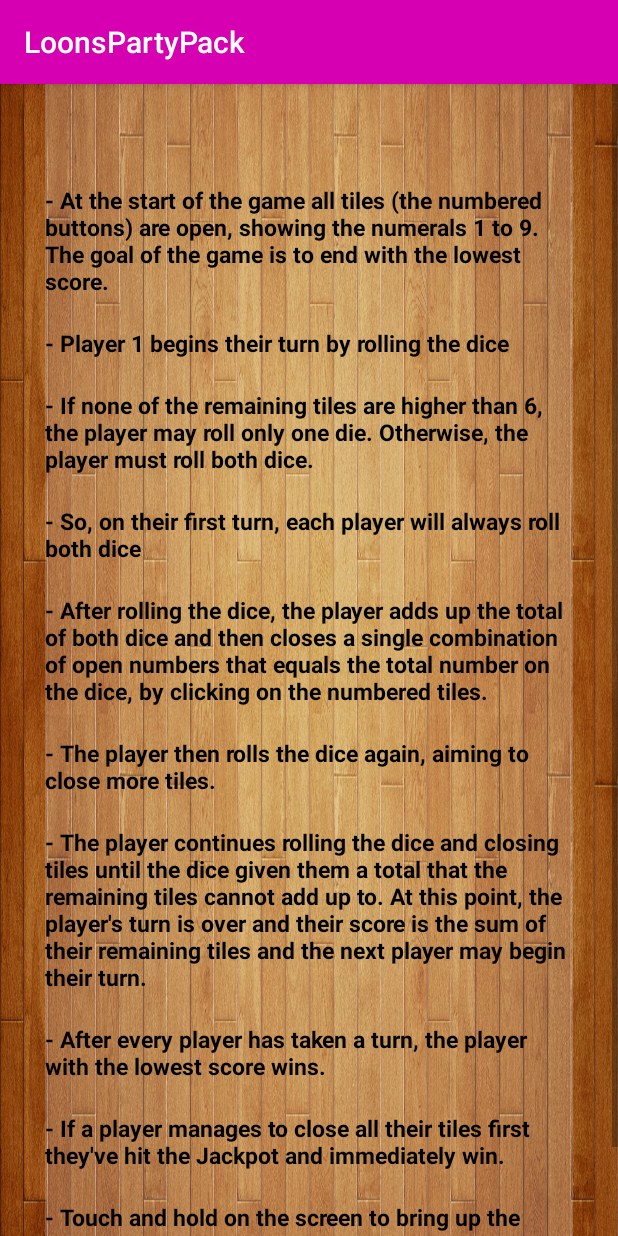
After one commit to YY0NII/LoonsPartyPack, an Android app: the Rules screen opened directly, with no data from a screen before it, on a phone screen of 412 x 824 dp. The commit adds this screen. Run offline under Robolectric (Android 15) with nearby library versions, the phone set to English and light mode, and no system bars.

Commit message:
the game's officially complete, I added an activity for the rules as well as a menu dialog.

```diff
--- a/app/build.gradle
+++ b/app/build.gradle
@@ -27,6 +27,8 @@ dependencies {
     implementation fileTree(dir: "libs", include: ["*.jar"])
     implementation 'androidx.appcompat:appcompat:1.2.0'
     implementation 'androidx.constraintlayout:constraintlayout:2.0.3'
+    implementation 'androidx.lifecycle:lifecycle-livedata-ktx:2.2.0'
+    implementation 'androidx.lifecycle:lifecycle-viewmodel-ktx:2.2.0'
     testImplementation 'junit:junit:4.12'
     androidTestImplementation 'androidx.test.ext:junit:1.1.2'
     androidTestImplementation 'androidx.test.espresso:espresso-core:3.3.0'
--- a/app/src/main/AndroidManifest.xml
+++ b/app/src/main/AndroidManifest.xml
@@ -10,7 +10,8 @@
         android:roundIcon="@mipmap/ic_launcher_round"
         android:supportsRtl="true"
         android:theme="@style/AppTheme">
-        <activity android:name=".Game3.EndGame"></activity>
+        <activity android:name=".Game2.Rules"></activity>
+        <activity android:name=".Game3.EndGame" />
         <activity android:name=".Game3.Game3Activity" />
         <activity android:name=".Game2.Game2Activity" />
         <activity
--- a/app/src/main/java/com/example/loonspartypack/Game2/Game2Activity.java
+++ b/app/src/main/java/com/example/loonspartypack/Game2/Game2Activity.java
@@ -11,6 +11,7 @@
 //******************************************************
 package com.example.loonspartypack.Game2;
 
+import androidx.appcompat.app.AlertDialog;
 import androidx.appcompat.app.AppCompatActivity;
 
 import android.content.Intent;
@@ -19,12 +20,12 @@ import android.view.View;
 import android.widget.Button;
 import android.widget.ImageView;
 import android.widget.TextView;
+import android.widget.Toast;
 
 import com.example.loonspartypack.Game1.TicTacToe;
 import com.example.loonspartypack.MainActivity;
 import com.example.loonspartypack.R;
 
-import java.net.InterfaceAddress;
 import java.util.ArrayList;
 import java.util.List;
 import java.util.Random;
@@ -63,6 +64,7 @@ public class Game2Activity extends AppCompatActivity {
     protected void onCreate(Bundle savedInstanceState) {
         super.onCreate(savedInstanceState);
         setContentView(R.layout.activity_game2);
+
         //assigning all the button objects for player 1's tiles
         player1_1Btn = findViewById(R.id.b_player1_1);
         player1_2Btn = findViewById(R.id.b_player1_2);
@@ -173,8 +175,7 @@ public class Game2Activity extends AppCompatActivity {
             public boolean onLongClick(View v) {
 
                 //code goes here
-
-
+                openMenuDialog();
                 return false;
             }
         });
@@ -481,6 +482,7 @@ public class Game2Activity extends AppCompatActivity {
 
         if(checkWin){
             statusView.setText("Player 1 wins!");
+            Toast.makeText(Game2Activity.this, "Player 1 Wins! Open the menu to quit or play again.", Toast.LENGTH_LONG).show();
         }
 
         }
@@ -500,12 +502,15 @@ public class Game2Activity extends AppCompatActivity {
             statusView.setText("" + player2Points);
             if(player1Points < player2Points){
                 statusView.setText("Player 1 wins!");
+                Toast.makeText(Game2Activity.this, "Player 1 Wins! Open the menu to quit or play again.", Toast.LENGTH_LONG).show();
             }
             else if(player2Points < player1Points){
                 statusView.setText("Player 2 wins!");
+                Toast.makeText(Game2Activity.this, "Player 2 Wins! Open the menu to quit or play again.", Toast.LENGTH_LONG).show();
             }
             else{
                 statusView.setText("Draw!");
+                Toast.makeText(Game2Activity.this, "Draw! Open the menu to quit or play again.", Toast.LENGTH_LONG).show();
             }
         }
 
@@ -520,6 +525,7 @@ public class Game2Activity extends AppCompatActivity {
 
         if (checkWin) {
             statusView.setText("Player 2 wins!");
+            Toast.makeText(Game2Activity.this, "Player 2 Wins! Open the menu to quit or play again.", Toast.LENGTH_LONG).show();
         }
 
     }
@@ -539,4 +545,10 @@ public class Game2Activity extends AppCompatActivity {
         finish();
     }
 
+
+    public void openMenuDialog(){
+        LongPressDialog menuDialog = new LongPressDialog();
+        menuDialog.show(getSupportFragmentManager(), "Menu");
     }
+
+    }
--- a/app/src/main/java/com/example/loonspartypack/Game2/JackpotRules.txt
+++ b/app/src/main/java/com/example/loonspartypack/Game2/JackpotRules.txt
@@ -1,7 +1,7 @@
 Game 2 is finished, coded a table top game called Jackpot
 
 Here are the Rules:
-At the start of the game all tiles (the numbered buttons) are "open" (cleared, up), showing the numerals 1 to 9.
+At the start of the game all tiles (the numbered buttons) are "open", showing the numerals 1 to 9.
 
 During the game, each player plays in turn. A player begins his or her turn by rolling the die or dice into the box.
 If the remaining tile(s) show 6 or lower, the player may roll only one die. Otherwise, the player must roll both dice.
--- /dev/null
+++ b/app/src/main/java/com/example/loonspartypack/Game2/LongPressDialog.java
@@ -0,0 +1,42 @@
+package com.example.loonspartypack.Game2;
+
+import android.app.AlertDialog;
+import android.app.Dialog;
+import android.content.DialogInterface;
+import android.content.Intent;
+import android.os.Bundle;
+import android.widget.Button;
+
+import androidx.appcompat.app.AppCompatDialogFragment;
+
+import com.example.loonspartypack.MainActivity;
+
+public class LongPressDialog extends AppCompatDialogFragment {
+
+    public Button menuPlayBtn, quitBtn, rulesBtn;
+
+
+
+    public Dialog onCreateDialog(Bundle savedInstanceState){
+        AlertDialog.Builder builder = new AlertDialog.Builder(getActivity());
+        builder.setTitle("Menu").setPositiveButton("Play", new DialogInterface.OnClickListener() {
+            @Override
+            public void onClick(DialogInterface dialog, int which) {
+                startActivity(new Intent(getContext(), Game2Activity.class));
+            }
+        });
+        builder.setNegativeButton("Quit", new DialogInterface.OnClickListener() {
+            @Override
+            public void onClick(DialogInterface dialog, int which) {
+                startActivity(new Intent(getContext(), MainActivity.class));
+            }
+        });
+        builder.setNeutralButton("Rules", new DialogInterface.OnClickListener() {
+            @Override
+            public void onClick(DialogInterface dialog, int which) {
+                startActivity(new Intent(getContext(), Rules.class));
+            }
+        });
+        return builder.create();
+    }
+}
--- /dev/null
+++ b/app/src/main/java/com/example/loonspartypack/Game2/Rules.java
@@ -0,0 +1,43 @@
+package com.example.loonspartypack.Game2;
+
+import androidx.appcompat.app.AppCompatActivity;
+
+import android.content.Intent;
+import android.os.Bundle;
+import android.view.View;
+import android.widget.Button;
+
+import com.example.loonspartypack.Game1.TicTacToe;
+import com.example.loonspartypack.MainActivity;
+import com.example.loonspartypack.R;
+
+public class Rules extends AppCompatActivity {
+
+    public Button playBtn, mainMenuBtn;
+
+    @Override
+    protected void onCreate(Bundle savedInstanceState) {
+        super.onCreate(savedInstanceState);
+        setContentView(R.layout.rules_activity);
+
+        playBtn = findViewById(R.id.playBtn);
+        mainMenuBtn = findViewById(R.id.mainMenuBtn);
+
+        playBtn.setOnClickListener(new View.OnClickListener() {
+            @Override
+            public void onClick(View view) {
+                startActivity(new Intent(Rules.this, Game2Activity.class));
+                finish();
+            }
+        });
+
+        mainMenuBtn.setOnClickListener(new View.OnClickListener() {
+            @Override
+            public void onClick(View view) {
+                startActivity(new Intent(Rules.this, MainActivity.class));
+                finish();
+            }
+        });
+
+    }
+}
--- a/app/src/main/java/com/example/loonspartypack/MainActivity.java
+++ b/app/src/main/java/com/example/loonspartypack/MainActivity.java
@@ -15,23 +15,32 @@ import androidx.appcompat.app.AppCompatActivity;
 
 import android.content.Intent;
 
+import android.content.res.Resources;
 import android.os.Bundle;
 import android.view.View;
 import android.widget.Button;
 
 import com.example.loonspartypack.Game1.TicTacToe;
 import com.example.loonspartypack.Game2.Game2Activity;
+import com.example.loonspartypack.Game2.Rules;
 import com.example.loonspartypack.Game3.Game3Activity;
 
 public class MainActivity extends AppCompatActivity {
 
 
     private Button game1, game2, game3, game4;
+    public static Resources resources;
+    public static MainActivity mInstance;
+
 
     @Override
     protected void onCreate(Bundle savedInstanceState) {
         super.onCreate(savedInstanceState);
         setContentView(R.layout.activity_main);
+
+        resources = getResources();
+        mInstance = this;
+
         game1 = findViewById(R.id.Game1);
         game2 = findViewById(R.id.Game2);
         game3 = findViewById(R.id.Game3);
@@ -48,7 +57,7 @@ public class MainActivity extends AppCompatActivity {
         game2.setOnClickListener(new View.OnClickListener() {
             @Override
             public void onClick(View view) {
-                startActivity(new Intent(MainActivity.this, Game2Activity.class));
+                startActivity(new Intent(MainActivity.this, Rules.class));
                 finish();
             }
         });
@@ -61,4 +70,12 @@ public class MainActivity extends AppCompatActivity {
             }
         });
     }
+
+    public static MainActivity getInstance() {
+        return mInstance;
+    }
+
+    public static Resources getRes() {
+        return resources;
+    }
 }
--- /dev/null
+++ b/app/src/main/res/layout/rules_activity.xml
@@ -0,0 +1,165 @@
+<?xml version="1.0" encoding="utf-8"?>
+<ScrollView xmlns:android="http://schemas.android.com/apk/res/android"
+    xmlns:app="http://schemas.android.com/apk/res-auto"
+    xmlns:tools="http://schemas.android.com/tools"
+    android:layout_width="match_parent"
+    android:layout_height="match_parent"
+    tools:context=".Game2.Rules"
+    android:background="@drawable/wood_bg">
+
+    <LinearLayout
+        android:layout_width="match_parent"
+        android:layout_height="match_parent"
+        android:layout_gravity="center"
+        android:orientation="vertical"
+        android:layout_marginLeft="30dp"
+        android:layout_marginRight="30dp"
+        android:paddingTop="110dp"
+        android:layout_marginTop="30dp"
+        android:layout_marginBottom="30dp"
+        android:background="#34FFFFFF">
+
+        <Space
+            android:layout_width="match_parent"
+            android:layout_height="20dp"/>
+
+    <TextView
+        android:layout_width="match_parent"
+        android:layout_height="wrap_content"
+        android:text="@string/jackpot_rule1"
+        android:textColor="#000000"
+        android:textStyle="bold"
+        android:textSize="15dp"/>
+
+        <Space
+            android:layout_width="match_parent"
+            android:layout_height="20dp"/>
+
+    <TextView
+        android:layout_width="match_parent"
+        android:layout_height="wrap_content"
+        android:text="@string/jackpot_rule2"
+        android:textColor="#000000"
+        android:textStyle="bold"
+        android:textSize="15dp"/>
+
+        <Space
+            android:layout_width="match_parent"
+            android:layout_height="20dp"/>
+
+    <TextView
+        android:layout_width="match_parent"
+        android:layout_height="wrap_content"
+        android:text="@string/jackpot_rule3"
+        android:textColor="#000000"
+        android:textStyle="bold"
+        android:textSize="15dp"/>
+
+        <Space
+            android:layout_width="match_parent"
+            android:layout_height="20dp"/>
+
+    <TextView
+        android:layout_width="match_parent"
+        android:layout_height="wrap_content"
+        android:text="@string/jackpot_rule4"
+        android:textColor="#000000"
+        android:textStyle="bold"
+        android:textSize="15dp"/>
+
+        <Space
+            android:layout_width="match_parent"
+            android:layout_height="20dp"/>
+
+    <TextView
+        android:layout_width="match_parent"
+        android:layout_height="wrap_content"
+        android:text="@string/jackpot_rule5"
+        android:textColor="#000000"
+        android:textStyle="bold"
+        android:textSize="15dp"/>
+
+        <Space
+            android:layout_width="match_parent"
+            android:layout_height="20dp"/>
+
+    <TextView
+        android:layout_width="match_parent"
+        android:layout_height="wrap_content"
+        android:text="@string/jackpot_rule6"
+        android:textColor="#000000"
+        android:textStyle="bold"
+        android:textSize="15dp"/>
+
+        <Space
+            android:layout_width="match_parent"
+            android:layout_height="20dp"/>
+
+    <TextView
+        android:layout_width="match_parent"
+        android:layout_height="wrap_content"
+        android:text="@string/jackpot_rule7"
+        android:textColor="#000000"
+        android:textStyle="bold"
+        android:textSize="15dp"/>
+
+        <Space
+            android:layout_width="match_parent"
+            android:layout_height="20dp"/>
+
+    <TextView
+        android:layout_width="match_parent"
+        android:layout_height="wrap_content"
+        android:text="@string/jackpot_rule8"
+        android:textColor="#000000"
+        android:textStyle="bold"
+        android:textSize="15dp"/>
+
+        <Space
+            android:layout_width="match_parent"
+            android:layout_height="20dp"/>
+
+    <TextView
+        android:layout_width="match_parent"
+        android:layout_height="wrap_content"
+        android:text="@string/jackpot_rule9"
+        android:textColor="#000000"
+        android:textStyle="bold"
+        android:textSize="15dp"/>
+
+        <Space
+            android:layout_width="match_parent"
+            android:layout_height="20dp"/>
+
+    <TextView
+        android:layout_width="match_parent"
+        android:layout_height="wrap_content"
+        android:text="@string/jackpot_rule10"
+        android:textColor="#000000"
+        android:textStyle="bold"
+        android:textSize="15dp"/>
+
+        <LinearLayout
+            android:layout_width="wrap_content"
+            android:layout_height="wrap_content"
+            android:orientation="horizontal"
+            android:layout_gravity="center">
+
+        <Button
+            android:id="@+id/mainMenuBtn"
+            android:layout_width="wrap_content"
+            android:layout_height="wrap_content"
+            android:text="Main Menu"/>
+
+            <Button
+                android:id="@+id/playBtn"
+                android:layout_width="wrap_content"
+                android:layout_height="wrap_content"
+                android:text="Play"/>
+
+        </LinearLayout>
+
+    </LinearLayout>
+
+
+</ScrollView>
--- a/app/src/main/res/values/strings.xml
+++ b/app/src/main/res/values/strings.xml
@@ -23,4 +23,26 @@
     <string name="game_4">game 4</string>
     <string name="jackpot">Jackpot</string>
     <string name="memory_matching">Memory Matching</string>
+    <string name="jackpot_rule1">- At the start of the game all tiles (the numbered buttons) are "open", showing the numerals 1 to 9.
+                                   The goal of the game is to end with the lowest score.</string>
+    <string name="jackpot_rule2">- Player 1 begins their turn by rolling the dice</string>
+    <string name="jackpot_rule3">- If none of the remaining tiles are higher than 6, the player may roll only one die. Otherwise, the player must roll both dice.</string>
+    <string name="jackpot_rule4">- So, on their first turn, each player will always roll both dice</string>
+    <string name="jackpot_rule5">- After rolling the dice, the player adds up the total of both dice and then "closes"
+                                   a single combination of open numbers that equals the total number on the dice, by clicking on the numbered tiles.</string>
+    <string name="jackpot_rule6">- The player then rolls the dice again, aiming to close more tiles.</string>
+    <string name="jackpot_rule7">- The player continues rolling the dice and closing tiles until the dice given them a total that the remaining tiles cannot add up to.
+                                   At this point, the player\'s turn is over and their score is the sum of their remaining tiles and the next player may begin their turn.</string>
+    <string name="jackpot_rule8">- After every player has taken a turn, the player with the lowest score wins.</string>
+    <string name="jackpot_rule9">- If a player manages to close all their tiles first they\'ve hit the Jackpot and immediately win.</string>
+    <string name="jackpot_rule10">- Touch and hold on the screen to bring up the menu.</string>
+
+
+
+
+
+
+
+
+
 </resources>
```
